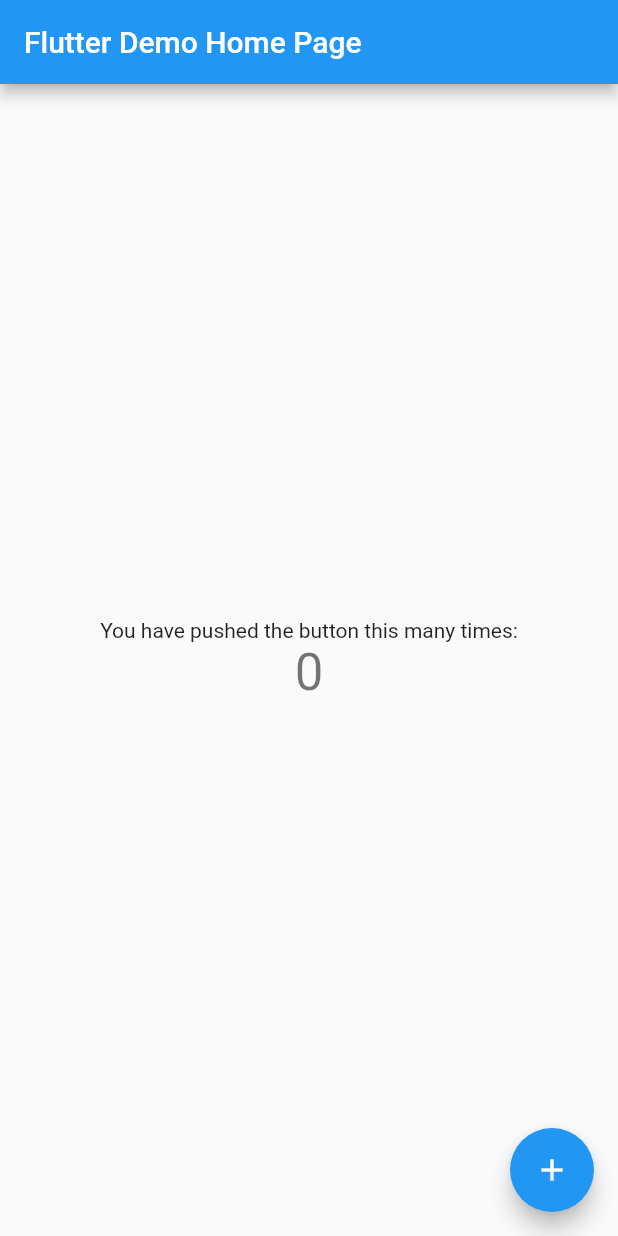
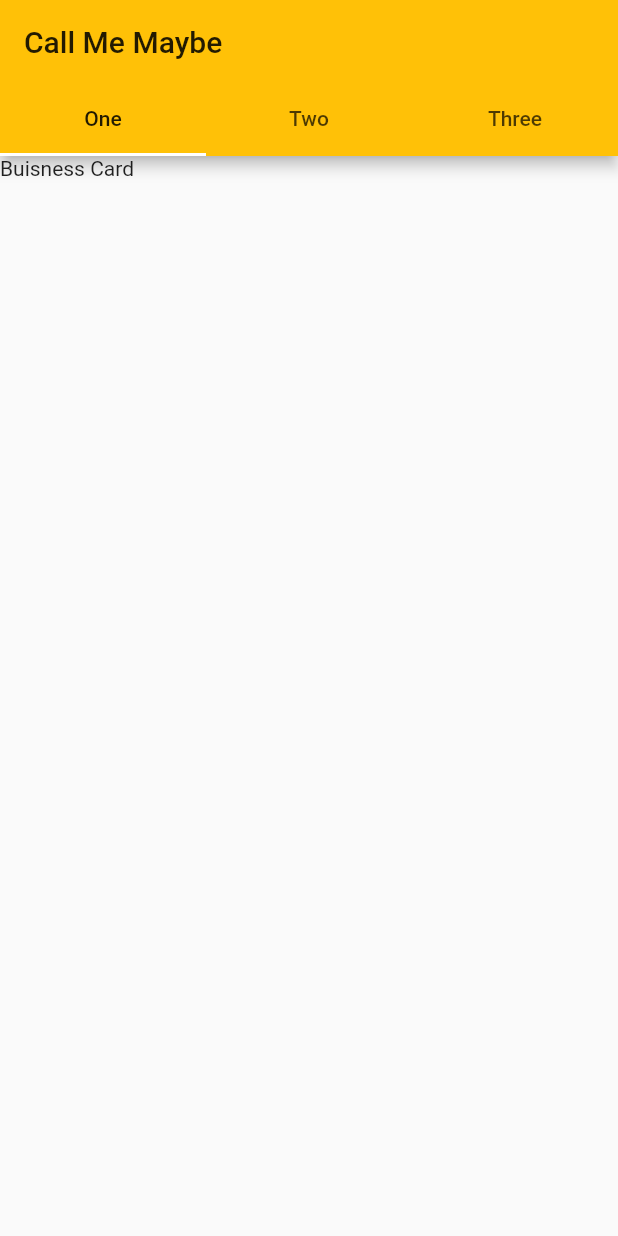
Before and after one commit to stuttskl/call_me_maybe, a Flutter app: the screen it shows after launch, on a phone screen of 412 x 824 dp. Run offline on Flutter 3.47's test engine with Material 2 defaults, Android fonts, the phone set to English and light mode, and no system bars.

Commit message:
added three tab top navbar w screens

```diff
--- /dev/null
+++ b/lib/app.dart
@@ -0,0 +1,13 @@
+import 'package:flutter/material.dart';
+import 'components/tab_bar.dart';
+
+class App extends StatelessWidget {
+  @override
+  Widget build(BuildContext context) {
+    return MaterialApp(
+      title: 'Call Me Maybe',
+      theme: ThemeData(primarySwatch: Colors.amber),
+      home: MainTabController()
+    );
+  }
+}
--- /dev/null
+++ b/lib/components/tab_bar.dart
@@ -0,0 +1,27 @@
+import 'package:flutter/material.dart';
+import '../screens/biz_card_screen.dart';
+import '../screens/resume_screen.dart';
+import '../screens/question_screen.dart';
+
+class MainTabController extends StatelessWidget {
+  static const tabs = [Tab(text: 'One'), Tab(text: 'Two'), Tab(text: 'Three')];
+
+  final screens = [BusinessCardScreen(), ResumeScreen(), QuestionScreen()];
+
+  @override
+  Widget build(BuildContext context) {
+    return DefaultTabController(
+      length: 3,
+      initialIndex: 0,
+      child: Scaffold(
+        appBar: AppBar(
+          title: Text('Call Me Maybe'),
+          bottom: TabBar(tabs: tabs)
+        ),
+        body: TabBarView(
+          children: screens
+        )
+      )
+    );
+  }
+}
--- a/lib/main.dart
+++ b/lib/main.dart
@@ -1,117 +1,77 @@
 import 'package:flutter/material.dart';
+import 'components/tab_bar.dart';
+import 'app.dart';
+
 
 void main() {
-  runApp(MyApp());
+  runApp(App());
 }
 
-class MyApp extends StatelessWidget {
-  // This widget is the root of your application.
-  @override
-  Widget build(BuildContext context) {
-    return MaterialApp(
-      title: 'Flutter Demo',
-      theme: ThemeData(
-        // This is the theme of your application.
-        //
-        // Try running your application with "flutter run". You'll see the
-        // application has a blue toolbar. Then, without quitting the app, try
-        // changing the primarySwatch below to Colors.green and then invoke
-        // "hot reload" (press "r" in the console where you ran "flutter run",
-        // or simply save your changes to "hot reload" in a Flutter IDE).
-        // Notice that the counter didn't reset back to zero; the application
-        // is not restarted.
-        primarySwatch: Colors.blue,
-        // This makes the visual density adapt to the platform that you run
-        // the app on. For desktop platforms, the controls will be smaller and
-        // closer together (more dense) than on mobile platforms.
-        visualDensity: VisualDensity.adaptivePlatformDensity,
-      ),
-      home: MyHomePage(title: 'Flutter Demo Home Page'),
-    );
-  }
-}
 
-class MyHomePage extends StatefulWidget {
-  MyHomePage({Key key, this.title}) : super(key: key);
+// class App extends StatelessWidget {
+//   @override
+//   Widget build(BuildContext context) {
+//     return MaterialApp(
+//       title: 'Call Me Maybe',
+//       theme: ThemeData(primarySwatch: Colors.amber),
+//       home: MainTabController()
+//     );
+//   }
+// }
 
-  // This widget is the home page of your application. It is stateful, meaning
-  // that it has a State object (defined below) that contains fields that affect
-  // how it looks.
+// class MyApp extends StatelessWidget {
+//   // This widget is the root of your application.
+//   @override
+//   Widget build(BuildContext context) {
+//     return MaterialApp(
+//       title: 'Call Me Maybe',
+//       theme: ThemeData(
+//         primarySwatch: Colors.blue,
+//         visualDensity: VisualDensity.adaptivePlatformDensity,
+//       ),
+//       home: MyHomePage(title: 'Call Me Maybe'),
+//     );
+//   }
+// }
 
-  // This class is the configuration for the state. It holds the values (in this
-  // case the title) provided by the parent (in this case the App widget) and
-  // used by the build method of the State. Fields in a Widget subclass are
-  // always marked "final".
+// class MyHomePage extends StatefulWidget {
+//   MyHomePage({Key key, this.title}) : super(key: key);
+//   final String title;
 
-  final String title;
+//   @override
+//   _MyHomePageState createState() => _MyHomePageState();
+// }
 
-  @override
-  _MyHomePageState createState() => _MyHomePageState();
-}
+// class _MyHomePageState extends State<MyHomePage> {
+//   int _counter = 0;
 
-class _MyHomePageState extends State<MyHomePage> {
-  int _counter = 0;
+//   void _incrementCounter() {
+//     setState(() {
+//       _counter++;
+//     });
+//   }
 
-  void _incrementCounter() {
-    setState(() {
-      // This call to setState tells the Flutter framework that something has
-      // changed in this State, which causes it to rerun the build method below
-      // so that the display can reflect the updated values. If we changed
-      // _counter without calling setState(), then the build method would not be
-      // called again, and so nothing would appear to happen.
-      _counter++;
-    });
-  }
-
-  @override
-  Widget build(BuildContext context) {
-    // This method is rerun every time setState is called, for instance as done
-    // by the _incrementCounter method above.
-    //
-    // The Flutter framework has been optimized to make rerunning build methods
-    // fast, so that you can just rebuild anything that needs updating rather
-    // than having to individually change instances of widgets.
-    return Scaffold(
-      appBar: AppBar(
-        // Here we take the value from the MyHomePage object that was created by
-        // the App.build method, and use it to set our appbar title.
-        title: Text(widget.title),
-      ),
-      body: Center(
-        // Center is a layout widget. It takes a single child and positions it
-        // in the middle of the parent.
-        child: Column(
-          // Column is also a layout widget. It takes a list of children and
-          // arranges them vertically. By default, it sizes itself to fit its
-          // children horizontally, and tries to be as tall as its parent.
-          //
-          // Invoke "debug painting" (press "p" in the console, choose the
-          // "Toggle Debug Paint" action from the Flutter Inspector in Android
-          // Studio, or the "Toggle Debug Paint" command in Visual Studio Code)
-          // to see the wireframe for each widget.
-          //
-          // Column has various properties to control how it sizes itself and
-          // how it positions its children. Here we use mainAxisAlignment to
-          // center the children vertically; the main axis here is the vertical
-          // axis because Columns are vertical (the cross axis would be
-          // horizontal).
-          mainAxisAlignment: MainAxisAlignment.center,
-          children: <Widget>[
-            Text(
-              'You have pushed the button this many times:',
-            ),
-            Text(
-              '$_counter',
-              style: Theme.of(context).textTheme.headline4,
-            ),
-          ],
-        ),
-      ),
-      floatingActionButton: FloatingActionButton(
-        onPressed: _incrementCounter,
-        tooltip: 'Increment',
-        child: Icon(Icons.add),
-      ), // This trailing comma makes auto-formatting nicer for build methods.
-    );
-  }
-}
+//   @override
+//   Widget build(BuildContext context) {
+//     return Scaffold(
+//       appBar: AppBar(
+//         title: Text(widget.title),
+//       ),
+//       body: Center(
+//         child: Column(
+//           mainAxisAlignment: MainAxisAlignment.center,
+//           children: <Widget>[
+//             Text(
+//               'You have pushed the button this many times:',
+//             ),
+//           ],
+//         ),
+//       ),
+//       floatingActionButton: FloatingActionButton(
+//         onPressed: _incrementCounter,
+//         tooltip: 'Increment',
+//         child: Icon(Icons.add),
+//       ),
+//     );
+//   }
+// }
--- /dev/null
+++ b/lib/screens/biz_card_screen.dart
@@ -0,0 +1,10 @@
+import 'package:flutter/material.dart';
+
+class BusinessCardScreen extends StatelessWidget {
+  @override
+  Widget build(BuildContext context) {
+    return Container(
+      child: Text('Buisness Card'),
+    );
+  }
+}
--- /dev/null
+++ b/lib/screens/question_screen.dart
@@ -0,0 +1,10 @@
+import 'package:flutter/material.dart';
+
+class QuestionScreen extends StatelessWidget {
+  @override
+  Widget build(BuildContext context) {
+    return Container(
+      child: Text('Buisness Card'),
+    );
+  }
+}
--- /dev/null
+++ b/lib/screens/resume_screen.dart
@@ -0,0 +1,10 @@
+import 'package:flutter/material.dart';
+
+class ResumeScreen extends StatelessWidget {
+  @override
+  Widget build(BuildContext context) {
+    return Container(
+      child: Text('Buisness Card'),
+    );
+  }
+}
```
